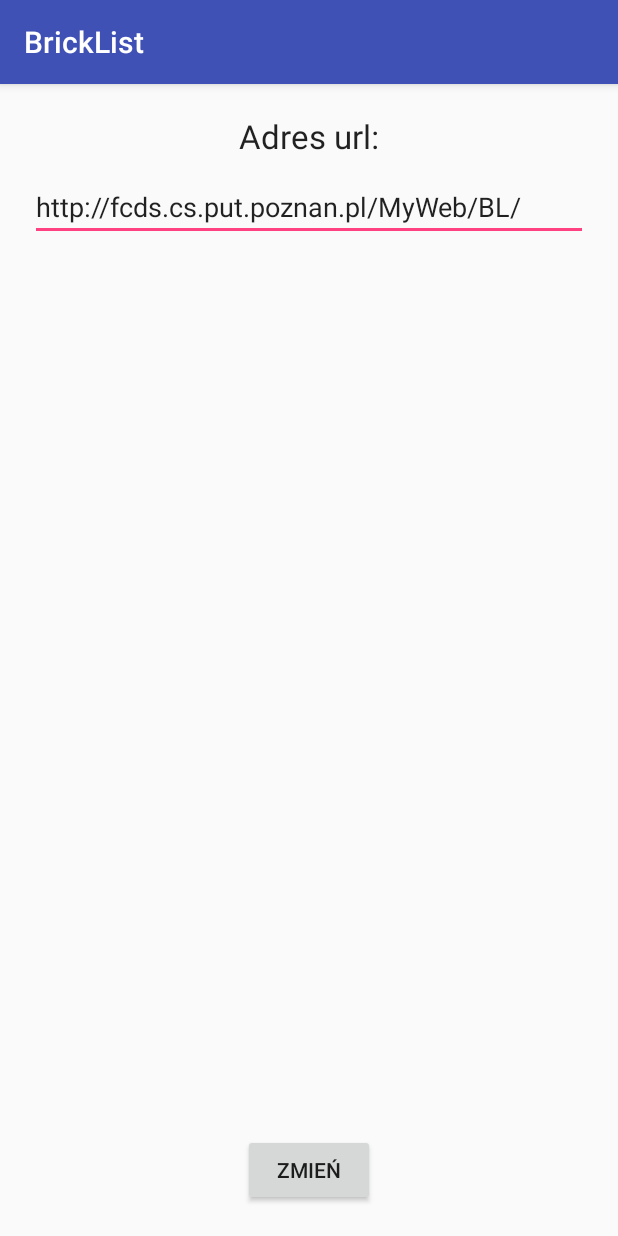
After one commit to plicios/BrickList-AndroidApp, an Android app: the SettingsActivity screen opened directly, with no data from a screen before it, on a phone screen of 412 x 824 dp. The commit adds this screen. Run offline under Robolectric (Android 15) with nearby library versions, the phone set to English and light mode, and no system bars.

Commit message:
Settings activity

```diff
--- a/app/src/main/AndroidManifest.xml
+++ b/app/src/main/AndroidManifest.xml
@@ -2,7 +2,8 @@
 <manifest xmlns:android="http://schemas.android.com/apk/res/android"
     package="com.piciu.bricklist">
 
-    <uses-permission android:name="android.permission.WRITE_EXTERNAL_STORAGE"/>
+    <uses-permission android:name="android.permission.WRITE_EXTERNAL_STORAGE" />
+
     <application
         android:allowBackup="true"
         android:icon="@mipmap/ic_launcher"
@@ -18,7 +19,8 @@
             </intent-filter>
         </activity>
         <activity android:name=".NewProjectActivity" />
-        <activity android:name=".ProjectActivity"></activity>
+        <activity android:name=".ProjectActivity" />
+        <activity android:name=".SettingsActivity"/>
     </application>
 
 </manifest>
--- a/app/src/main/java/com/piciu/bricklist/Globals.kt
+++ b/app/src/main/java/com/piciu/bricklist/Globals.kt
@@ -8,6 +8,7 @@ object Globals {
     const val WRITE_EXTERNAL_STORAGE_REQUEST_CODE = 102
     const val PREFS_FILENAME = "com.piciu"
     const val PROJECTS_LIST = "projectsList"
+    const val ADDRESS_URL = "addressUrl"
 
     val XMLPath = Environment.getExternalStorageDirectory().absolutePath + "/" + "BrickList"
 
--- a/app/src/main/java/com/piciu/bricklist/ProjectAdapter.kt
+++ b/app/src/main/java/com/piciu/bricklist/ProjectAdapter.kt
@@ -17,7 +17,7 @@ import com.fasterxml.jackson.module.kotlin.readValue
 class ProjectAdapter(private val context: Context) : BaseAdapter() {
 
     private var prefs: SharedPreferences = context.getSharedPreferences(Globals.PREFS_FILENAME, 0)
-    private val projectListJson: String = prefs.getString(Globals.PROJECTS_LIST,"[]")
+    private val projectListJson: String = prefs.getString(Globals.PROJECTS_LIST, "[]")
     private val mapper = jacksonObjectMapper()
     val projectList: ArrayList<Project> = mapper.readValue(projectListJson)
 
--- /dev/null
+++ b/app/src/main/java/com/piciu/bricklist/SettingsActivity.kt
@@ -0,0 +1,27 @@
+package com.piciu.bricklist
+
+import android.content.SharedPreferences
+import android.support.v7.app.AppCompatActivity
+import android.os.Bundle
+import kotlinx.android.synthetic.main.activity_settings.*
+
+class SettingsActivity : AppCompatActivity() {
+
+
+
+    override fun onCreate(savedInstanceState: Bundle?) {
+        super.onCreate(savedInstanceState)
+        setContentView(R.layout.activity_settings)
+
+        val prefs: SharedPreferences = getSharedPreferences(Globals.PREFS_FILENAME, 0)
+
+        url.setText(prefs.getString(Globals.ADDRESS_URL, "http://fcds.cs.put.poznan.pl/MyWeb/BL/"))
+
+        applyChanges.setOnClickListener {
+            val editor = prefs.edit()
+            editor.putString(Globals.ADDRESS_URL, url.text.toString())
+            editor.apply()
+            finish()
+        }
+    }
+}
--- a/app/src/main/res/layout/activity_new_project.xml
+++ b/app/src/main/res/layout/activity_new_project.xml
@@ -32,8 +32,8 @@
         android:layout_width="match_parent"
         android:layout_height="wrap_content"
         android:ems="10"
-        android:hint="@string/url"
-        android:inputType="textPersonName"
+        android:hint="@string/set_number"
+        android:inputType="number"
         android:textAlignment="center"
         tools:ignore="TextFields" />
 
@@ -45,6 +45,7 @@
     <Button
         android:id="@+id/addNewProject"
         android:layout_width="wrap_content"
+        android:focusable="false"
         android:layout_height="wrap_content"
         android:text="@string/add" />
 </LinearLayout>
--- /dev/null
+++ b/app/src/main/res/layout/activity_settings.xml
@@ -0,0 +1,39 @@
+<?xml version="1.0" encoding="utf-8"?>
+<LinearLayout xmlns:android="http://schemas.android.com/apk/res/android"
+    xmlns:tools="http://schemas.android.com/tools"
+    android:layout_width="match_parent"
+    android:layout_height="match_parent"
+    android:gravity="center"
+    android:orientation="vertical"
+    android:padding="20dp"
+    tools:context=".SettingsActivity">
+
+    <TextView
+        android:id="@+id/urlText"
+        android:layout_width="wrap_content"
+        android:layout_height="wrap_content"
+        android:text="@string/address_url"
+        android:textAppearance="@android:style/TextAppearance.Material.Large" />
+
+    <EditText
+        android:id="@+id/url"
+        android:layout_width="match_parent"
+        android:layout_height="wrap_content"
+        android:layout_marginTop="10dp"
+        android:ems="10"
+        android:hint="@string/address_url"
+        android:inputType="textUri"
+        android:text="@string/default_address_url" />
+
+    <Space
+        android:layout_width="match_parent"
+        android:layout_height="0dp"
+        android:layout_weight="1" />
+
+    <Button
+        android:id="@+id/applyChanges"
+        android:layout_width="wrap_content"
+        android:layout_height="wrap_content"
+        android:focusable="false"
+        android:text="@string/apply_changes" />
+</LinearLayout>
--- a/app/src/main/res/values/strings.xml
+++ b/app/src/main/res/values/strings.xml
@@ -11,4 +11,8 @@
     <string name="countUp">+</string>
     <string name="brick_image">brick image</string>
     <string name="generate_xml">Generuj XML</string>
+    <string name="address_url">Adres url:</string>
+    <string name="default_address_url">http://fcds.cs.put.poznan.pl/MyWeb/BL/</string>
+    <string name="apply_changes">Zmień</string>
+    <string name="set_number">numer zestawu</string>
 </resources>
```
Also changed, not shown: app/src/main/java/com/piciu/bricklist/MainActivity.kt (+7 -1 lines), app/src/main/java/com/piciu/bricklist/NewProjectActivity.kt (+8 -0 lines), app/src/main/res/layout/activity_main.xml (+29 -6 lines), app/src/main/res/drawable/settings.png (added).
